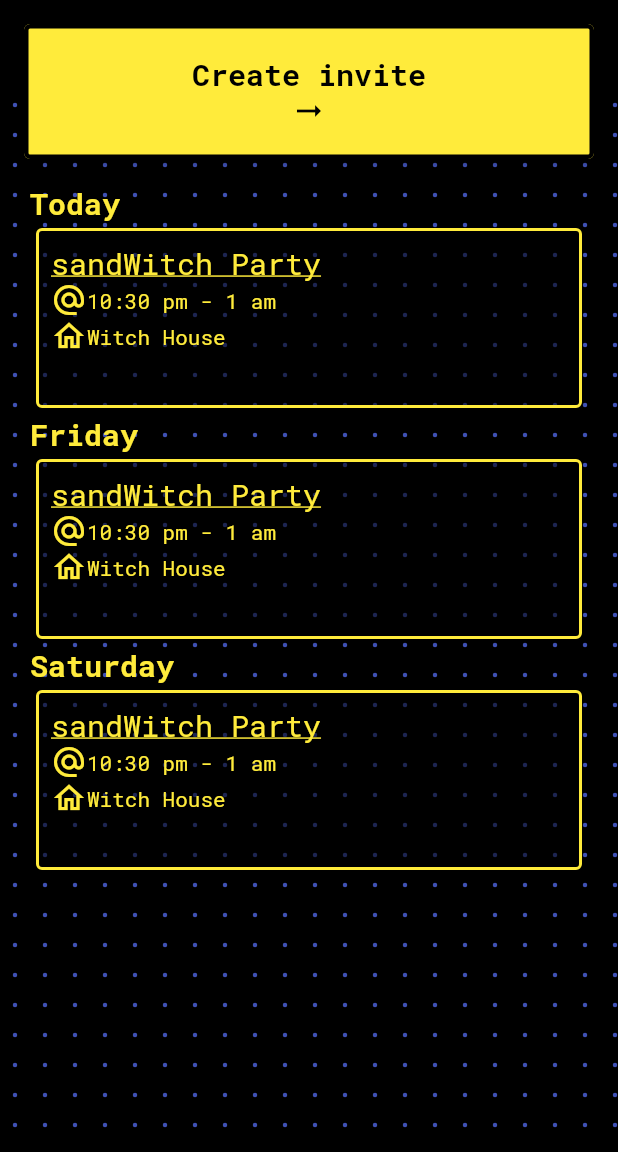
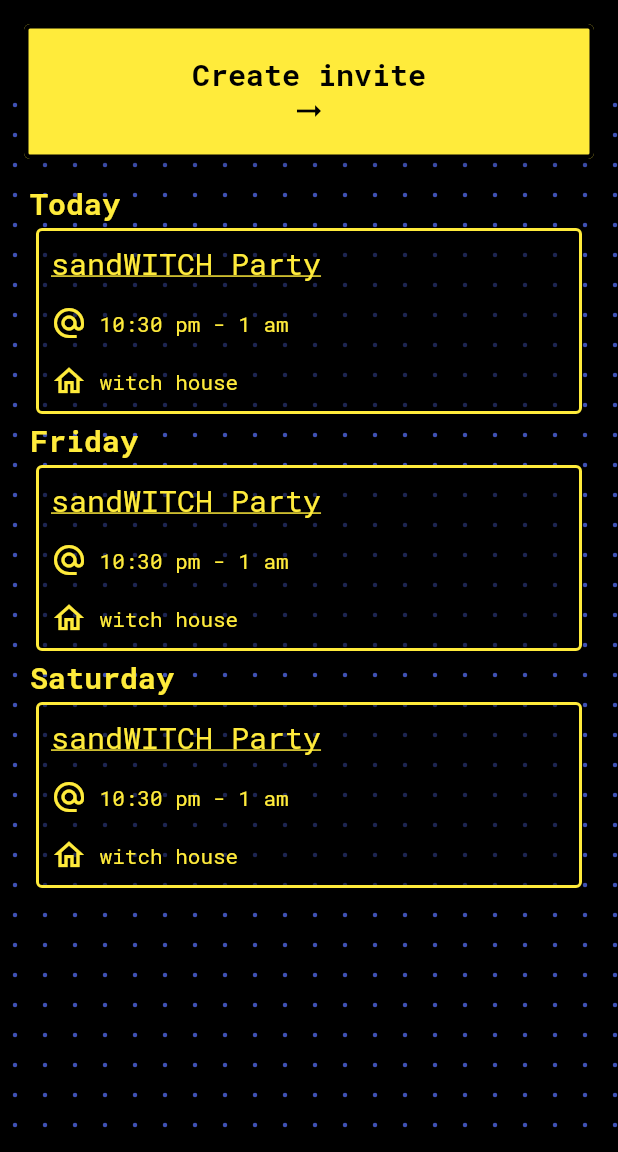
Before and after one commit to ephraimbenson/nightly, a Flutter app: the screen it shows after launch, on a phone screen of 412 x 824 dp, the part 84-1236 px from its top. Run offline on Flutter 3.47's test engine with Material 2 defaults, Android fonts, the phone set to English and light mode, and no system bars; missing offline and left inert: flutter_quill.

Commit message:
cleaner drawer and cards

```diff
--- a/lib/welcome_page/event_cards.dart
+++ b/lib/welcome_page/event_cards.dart
@@ -1,6 +1,4 @@
 import 'package:flutter/material.dart';
-
-//TODO: data object for generating cards
 
 class EventCards extends StatelessWidget {
   final String header;
@@ -29,33 +27,32 @@ class EventCards extends StatelessWidget {
                   side: new BorderSide(color: Colors.yellow, width: 2.0),
                   borderRadius: BorderRadius.circular(4.0)),
               color: Colors.black38,
-              // color: Colors.blue[(8 - index) * 100],
               child: Padding(
                 padding: EdgeInsets.all(10.0),
                 child: new Container(
-                  width: double.infinity,
-                  height: 100.0,
                   child: Column(
                     crossAxisAlignment: CrossAxisAlignment.start,
                     children: <Widget>[
                       Text(
-                        "sandWitch Party",
+                        "sandWITCH Party",
                         style: cardTextStyleHeader,
                       ),
+                      SizedBox(height: 15),
                       Row(
                         children: [
                           Icon(Icons.alternate_email, color: Colors.yellow),
                           Text(
-                            "10:30 pm - 1 am",
+                            " 10:30 pm - 1 am",
                             style: cardTextStyleBody,
                           ),
                         ],
                       ),
+                      SizedBox(height: 15),
                       Row(
                         children: [
                           Icon(Icons.home_outlined, color: Colors.yellow),
                           Text(
-                            "Witch House",
+                            " witch house",
                             style: cardTextStyleBody,
                           ),
                         ],
--- a/lib/welcome_page/welcome_drawer.dart
+++ b/lib/welcome_page/welcome_drawer.dart
@@ -29,20 +29,22 @@ class _WelcomeDrawerState extends State<WelcomeDrawer> {
         body: WelcomePage(),
         drawer: Container(
           width: 200,
+          // color: Colors.black,
           child: Drawer(
+            // elevation: 1.5,
             child: Container(
                 color: Colors.black,
-            child: ListView(
-              padding: EdgeInsets.zero,
+                child: Column(children: <Widget>[
+                  DrawerHeader(
+                    // decoration: BoxDecoration(
+                    //   color: Colors.black,
+                    // ),
+                    child: nightlyGif,
+                  ),
+                  Expanded(
+                      child: Column(
+                    // padding: EdgeInsets.zero,
                     children: <Widget>[
-                Container(
-                  height: 150,
-                  child: DrawerHeader(
-                      decoration: BoxDecoration(
-                        color: Colors.black,
-                      ),
-                      child: nightlyGif),
-                ),
                       ListTile(
                         leading: Icon(
                           Icons.add,
@@ -83,12 +85,43 @@ class _WelcomeDrawerState extends State<WelcomeDrawer> {
                           style: TextStyle(color: Colors.yellow),
                         ),
                       ),
-                //done
                     ],
+                  )),
+                  Container(
+                      padding: EdgeInsets.all(10),
+                      height: 100,
+                      child: Column(
+                        mainAxisAlignment: MainAxisAlignment.center,
+                        crossAxisAlignment: CrossAxisAlignment.center,
+                        children: [
+                          Text(
+                            "Built with ♥ by",
+                            textAlign: TextAlign.center,
+                            style: TextStyle(
+                                fontWeight: FontWeight.bold,
+                                fontSize: 11,
+                                color: Colors.grey),
                           ),
+                          Text(
+                            "Nightly Team",
+                            textAlign: TextAlign.center,
+                            style: TextStyle(
+                                fontWeight: FontWeight.bold,
+                                fontSize: 11,
+                                color: Colors.grey),
                           ),
+                          SizedBox(height: 10),
+                          Text(
+                            "Terms | Privacy Policy",
+                            style: TextStyle(
+                                fontWeight: FontWeight.bold,
+                                fontSize: 11,
+                                color: Colors.grey),
                           ),
+                        ],
+                      )),
+                ])),
           ),
-    );
+        ));
   }
 }
```
Lines whose indentation alone changed are shown as unchanged.
